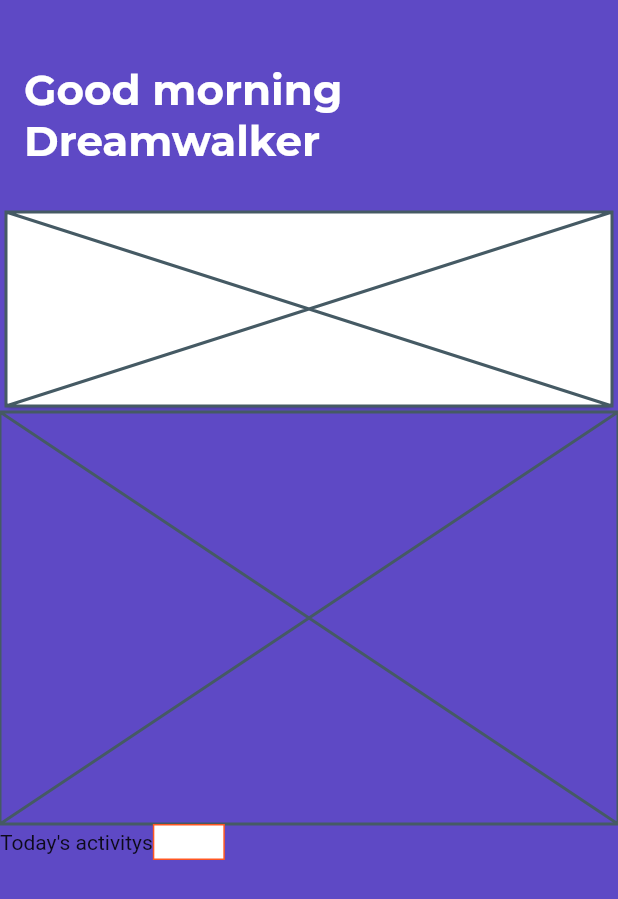
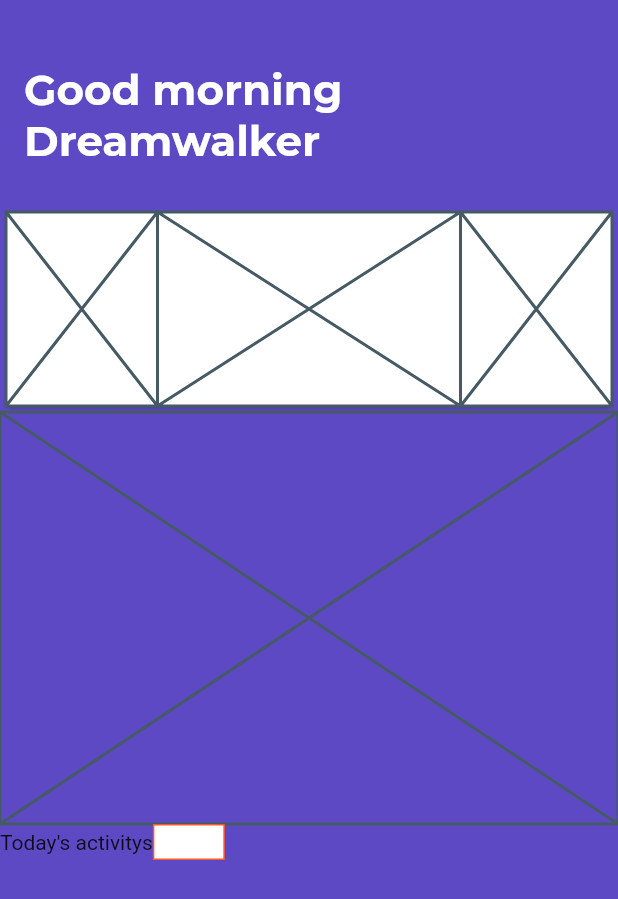
Before and after one commit to JAICHANGPARK/flutter_notebook_5th_story, a Flutter app: the screen it shows after launch, on a phone screen of 412 x 824 dp. Shown: the top 899 px of the screen. Run offline on Flutter 3.47's test engine with Material 2 defaults, Android fonts, the phone set to English and light mode, and no system bars; our stand-ins replace google_fonts; missing offline and left inert: calendar_strip.

Commit message:
Update dilay_main_page.dart

```diff
--- a/lib/ep425_daily_activity_app/dilay_main_page.dart
+++ b/lib/ep425_daily_activity_app/dilay_main_page.dart
@@ -60,6 +60,14 @@ class DailyMainPage extends StatelessWidget {
                                 flex: 1,
                                 child: Placeholder(),
                               ),
+                              Expanded(
+                                flex: 2,
+                                child: Placeholder(),
+                              ),
+                              Expanded(
+                                flex: 1,
+                                child: Placeholder(),
+                              )
                             ],
                           ),
                         ),
```
